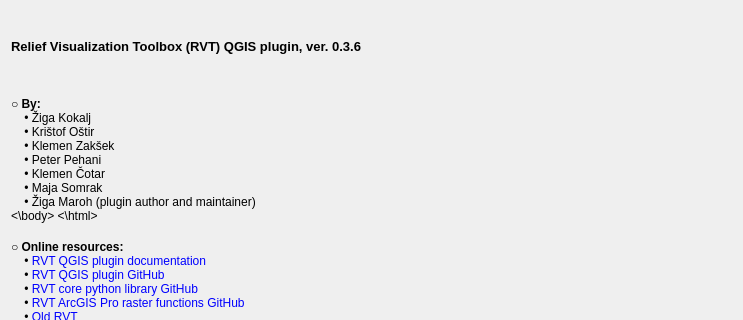
EarthObservation/rvt-qgis, file qrvt_dialog_about.ui: the form before one commit; both pictures show x 0 to 743 and y 0 to 320 of the 743 by 784 pixel window.
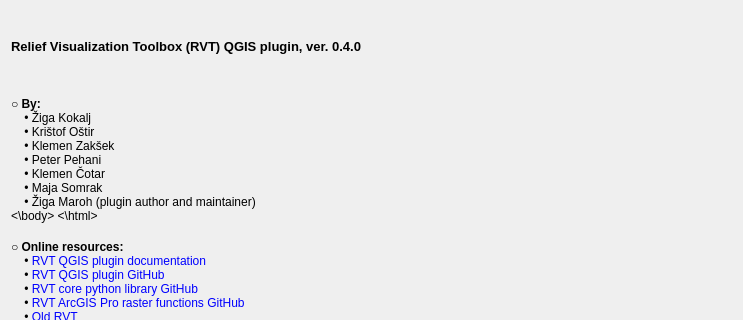
The form after the commit. Icons and pictures are not drawn.

```diff
--- a/qrvt_dialog_about.ui
+++ b/qrvt_dialog_about.ui
@@ -21,18 +21,6 @@
      </property>
      <item>
       <widget class="QLabel" name="label">
-       <property name="minimumSize">
-        <size>
-         <width>0</width>
-         <height>0</height>
-        </size>
-       </property>
-       <property name="maximumSize">
-        <size>
-         <width>16777215</width>
-         <height>16777215</height>
-        </size>
-       </property>
        <property name="font">
         <font>
          <pointsize>10</pointsize>
@@ -41,7 +29,7 @@
         </font>
        </property>
        <property name="text">
-        <string>Relief Visualization Toolbox (RVT) QGIS plugin, ver. 0.3.6</string>
+        <string>Relief Visualization Toolbox (RVT) QGIS plugin, ver. 0.4.0</string>
        </property>
       </widget>
      </item>
```
Left out of the diff: 48 changed lines with no effect on the pictures.
